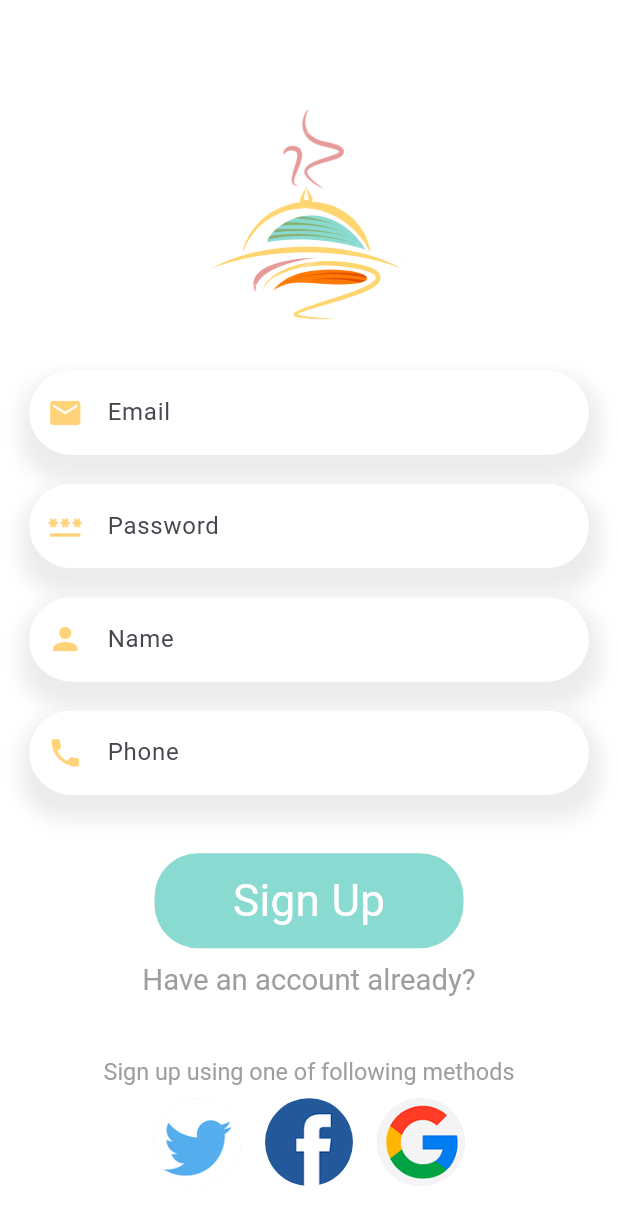
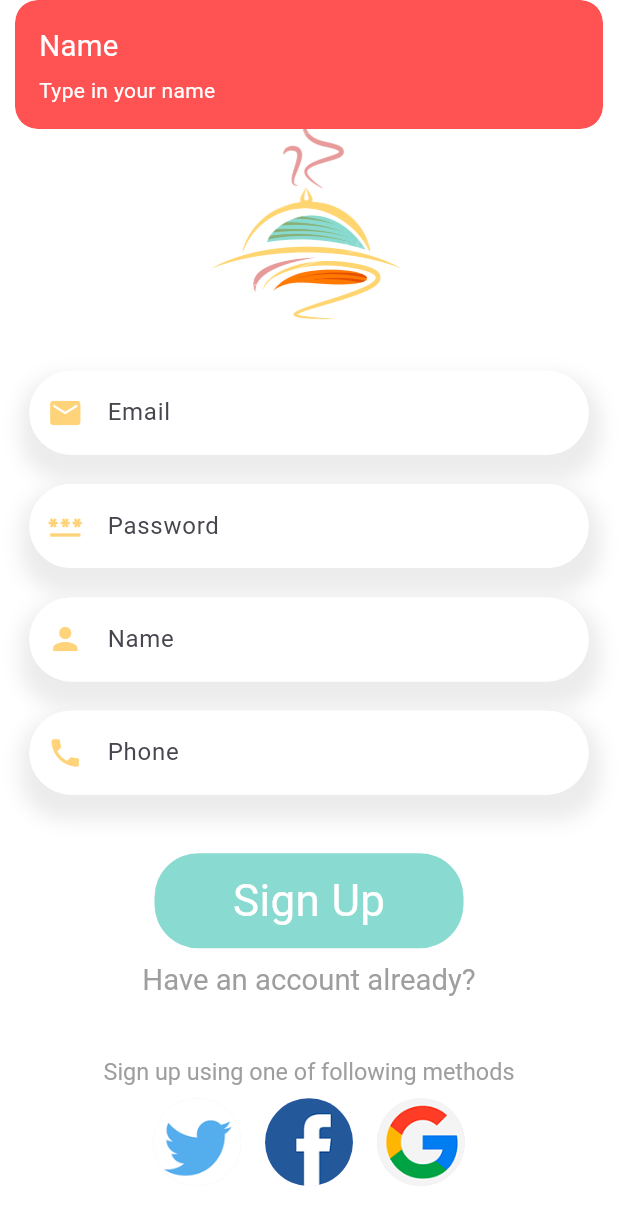
Before and after one commit to Hind-ok/flutter-ecommerce-app-food-delivery, a Flutter app: the SignUpPage screen opened directly, after a tap on "Sign Up", on a phone screen of 412 x 824 dp. Shown: the top 1225 px of the screen. Run offline on Flutter 3.47's test engine with Material 3 defaults, Android fonts, the phone set to English and light mode, and no system bars; our stand-ins replace dots_indicator, get, shared_preferences; accounts and stored records are empty.

Commit message:
finish validations donnees

```diff
--- /dev/null
+++ b/lib/base/show_custom_snackbar.dart
@@ -0,0 +1,17 @@
+import 'package:flutter/material.dart';
+import 'package:food_delivery/widgets/big_text.dart';
+import 'package:get/get.dart';
+
+void showCustomSnackBar(String message, {bool isError=true, String title="Error" }){
+  Get.snackbar(title, message,
+  titleText: BigText(text: title, color:Colors.white ,),
+  messageText: Text(message,style: const TextStyle(
+  color: Colors.white
+  ),
+
+  ),
+    colorText: Colors.white,
+    snackPosition: SnackPosition.TOP,
+    backgroundColor: Colors.redAccent,
+  );
+}
--- a/lib/pages/auth/sign_up_page.dart
+++ b/lib/pages/auth/sign_up_page.dart
@@ -1,6 +1,7 @@
 import 'package:flutter/cupertino.dart';
 import 'package:flutter/gestures.dart';
 import 'package:flutter/material.dart';
+import 'package:food_delivery/base/show_custom_snackbar.dart';
 import 'package:food_delivery/utils/colors.dart';
 import 'package:food_delivery/utils/dimensions.dart';
 import 'package:food_delivery/widgets/app_text_field.dart';
@@ -29,7 +30,19 @@ class SignUpPage extends StatelessWidget {
       String password = passwordController.text.trim();
 
       if(name.isEmpty){
-
+        showCustomSnackBar("Type in your name", title: "Name");
+      }else if(phone.isEmpty){
+        showCustomSnackBar("Type in your phone number", title: "Phone");
+      }else if(email.isEmpty){
+        showCustomSnackBar("Type in your email adress", title: "Email adress");
+      }else if(!GetUtils.isEmail(email)){
+        showCustomSnackBar("Type in a valise email adress", title: "Valid email adress");
+      }else if (password.isEmpty){
+        showCustomSnackBar("Type in your password", title: "Password");
+      }else if(password.length<6){
+        showCustomSnackBar("Password can not be less than six characters", title: "Password");
+      }else{
+        showCustomSnackBar("All went well", title: "Perfect");
       }
     }
     return Scaffold(
```
